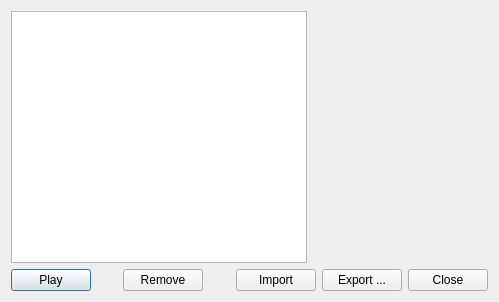
The window that src/core/gui/demomanager.ui (DoomseekerTeam/Doomseeker) describes before a commit, drawn with Qt 5.
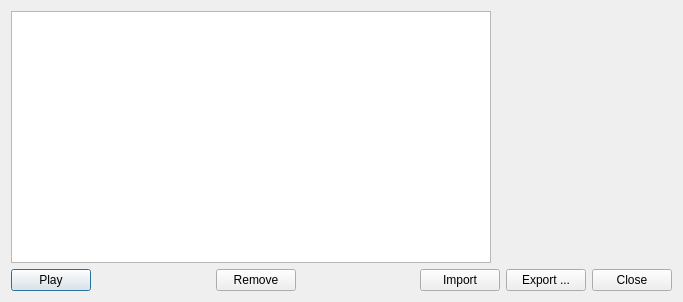
The same window after the commit. Icons and pictures are not drawn.

Commit message:
Demo manager: show demos in a table (#4110)
Replace the date/time list with a table that lists all the details known
about the demo. It shows the game, created time, author, IWAD and WADs
for the demo. The table is sortable.

To accomodate the table and the selected demo info preview, increase the
size of the demo manager dialog a bit.

The edit to the form file:
```diff
--- a/src/core/gui/demomanager.ui
+++ b/src/core/gui/demomanager.ui
@@ -9,7 +9,7 @@
    <rect>
     <x>0</x>
     <y>0</y>
-    <width>499</width>
+    <width>683</width>
     <height>302</height>
    </rect>
   </property>
@@ -20,11 +20,41 @@
    <item>
     <layout class="QHBoxLayout" name="horizontalLayout">
      <item>
-      <widget class="QTreeView" name="demoList">
+      <widget class="QTableView" name="demoTable">
        <property name="editTriggers">
         <set>QAbstractItemView::NoEditTriggers</set>
        </property>
-       <attribute name="headerVisible">
+       <property name="selectionMode">
+        <enum>QAbstractItemView::SingleSelection</enum>
+       </property>
+       <property name="selectionBehavior">
+        <enum>QAbstractItemView::SelectRows</enum>
+       </property>
+       <property name="verticalScrollMode">
+        <enum>QAbstractItemView::ScrollPerPixel</enum>
+       </property>
+       <property name="horizontalScrollMode">
+        <enum>QAbstractItemView::ScrollPerPixel</enum>
+       </property>
+       <property name="sortingEnabled">
+        <bool>true</bool>
+       </property>
+       <property name="wordWrap">
+        <bool>false</bool>
+       </property>
+       <property name="cornerButtonEnabled">
+        <bool>false</bool>
+       </property>
+       <attribute name="horizontalHeaderMinimumSectionSize">
+        <number>24</number>
+       </attribute>
+       <attribute name="horizontalHeaderHighlightSections">
+        <bool>false</bool>
+       </attribute>
+       <attribute name="horizontalHeaderStretchLastSection">
+        <bool>true</bool>
+       </attribute>
+       <attribute name="verticalHeaderVisible">
         <bool>false</bool>
        </attribute>
       </widget>
@@ -49,6 +79,9 @@
        <property name="alignment">
         <set>Qt::AlignLeading|Qt::AlignLeft|Qt::AlignTop</set>
        </property>
+       <property name="wordWrap">
+        <bool>true</bool>
+       </property>
       </widget>
      </item>
     </layout>
```
Left out of the diff: 66 changed lines with no effect on the pictures. The commit also changes 7 other files.
